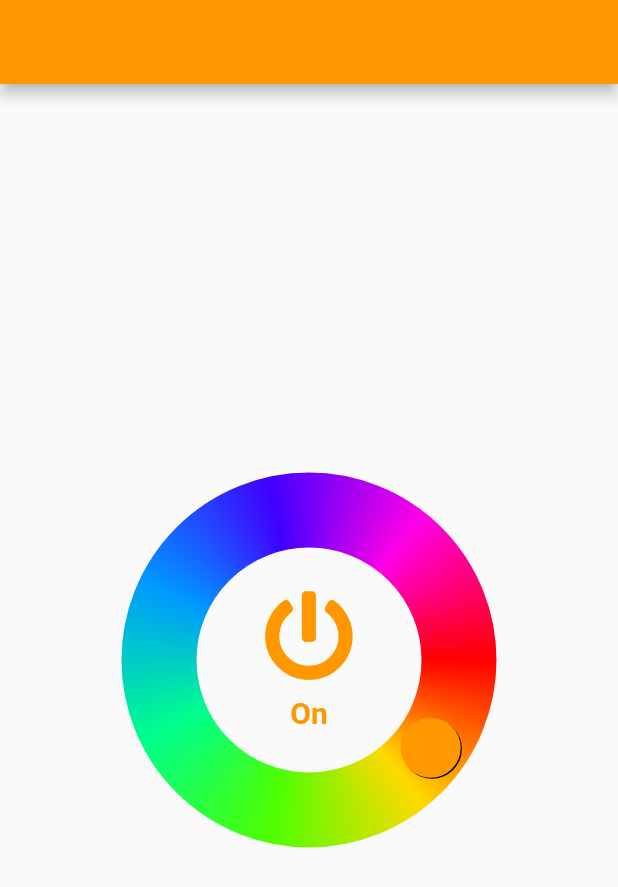
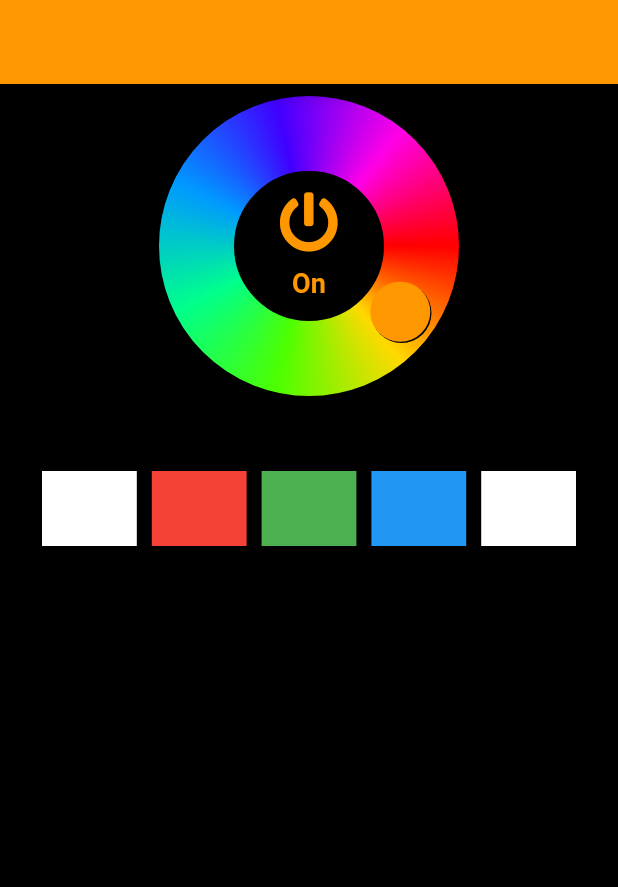
Before and after one commit to taylanyildiz/led_controller, a Flutter app: the screen it shows after launch, after a tap on "Off", on a phone screen of 412 x 824 dp. Shown: the top 887 px of the screen. Run offline on Flutter 3.47's test engine with Material 2 defaults, Android fonts, the phone set to English and light mode, and no system bars; our stand-ins replace font_awesome_flutter, get.

Commit message:
color picker box has been updated

```diff
--- a/lib/screens/home_screen.dart
+++ b/lib/screens/home_screen.dart
@@ -1,7 +1,7 @@
 import 'package:flutter/material.dart';
 import 'package:font_awesome_flutter/font_awesome_flutter.dart';
 import 'package:get/get.dart';
-import 'package:led_controller/widgets/widgets.dart';
+import '/widgets/widgets.dart';
 import '/controllers/controllers.dart';
 
 class HomeScreen extends GetView<HomeScreenController> {
@@ -12,18 +12,18 @@ class HomeScreen extends GetView<HomeScreenController> {
     return GetBuilder<HomeScreenController>(
       builder: (_) {
         return Scaffold(
+          backgroundColor: Colors.black,
           appBar: _buildAppBar,
-          body: Center(
-            child: Column(
-              mainAxisAlignment: MainAxisAlignment.center,
-              children: [
-                CircleColorPicker(
-                  strokeWidth: 50.0,
-                  size: const Size(250.0, 250.0),
-                  onChange: controller.changeColor,
-                  child: _buildOnOffButton,
-                ),
-              ],
+          body: SingleChildScrollView(
+            child: Padding(
+              padding: const EdgeInsets.all(8.0),
+              child: Column(
+                mainAxisAlignment: MainAxisAlignment.center,
+                children: [
+                  _buildCircleColorPicker,
+                  _buildColorPicker,
+                ],
+              ),
             ),
           ),
         );
@@ -34,6 +34,23 @@ class HomeScreen extends GetView<HomeScreenController> {
   AppBar get _buildAppBar {
     return AppBar(
       backgroundColor: controller.color,
+    );
+  }
+
+  Widget get _buildCircleColorPicker {
+    return CircleColorPicker(
+      strokeWidth: 50.0,
+      size: const Size(200.0, 200.0),
+      onChange: controller.changeColor,
+      child: _buildOnOffButton,
+      initialColor: controller.color,
+    );
+  }
+
+  Widget get _buildColorPicker {
+    return Padding(
+      padding: const EdgeInsets.symmetric(horizontal: 20.0, vertical: 50.0),
+      child: ColorPickerBox(onSelect: controller.changeColor),
     );
   }
 
@@ -48,7 +65,7 @@ class HomeScreen extends GetView<HomeScreenController> {
           children: [
             Icon(
               FontAwesomeIcons.powerOff,
-              size: 60.0,
+              size: 40.0,
               color: controller.color,
             ),
             const SizedBox(height: 10.0),
@@ -56,7 +73,7 @@ class HomeScreen extends GetView<HomeScreenController> {
               controller.ledOn ? "On" : "Off",
               style: TextStyle(
                 color: controller.color,
-                fontSize: 20.0,
+                fontSize: 18.0,
                 fontWeight: FontWeight.bold,
               ),
             ),
--- /dev/null
+++ b/lib/services/local_db_service.dart
@@ -0,0 +1,3 @@
+class LocaleDbService {
+  LocaleDbService._();
+}
--- a/lib/services/services.dart
+++ b/lib/services/services.dart
@@ -0,0 +1 @@
+export 'local_db_service.dart';
--- a/lib/widgets/circle_color_picker.dart
+++ b/lib/widgets/circle_color_picker.dart
@@ -60,6 +60,12 @@ class _CircleColorPickerState extends State<CircleColorPicker>
     );
     _offset = _CircleTween((minSize - strokeWidth) / 2).animate(_hueController);
     super.initState();
+  }
+
+  @override
+  void didUpdateWidget(covariant CircleColorPicker oldWidget) {
+    if (oldWidget.initialColor != widget.initialColor) {}
+    super.didUpdateWidget(oldWidget);
   }
 
   void _hueListener() {
--- /dev/null
+++ b/lib/widgets/color_picker_box.dart
@@ -0,0 +1,50 @@
+import 'package:flutter/material.dart';
+
+class ColorPickerBox extends StatelessWidget {
+  ColorPickerBox({
+    Key? key,
+    required this.onSelect,
+    double? height,
+  })  : height = height ?? 50.0,
+        super(key: key);
+
+  /// Container height. [double]
+  /// default value is 50.0
+  final double height;
+
+  /// Select color returns
+  final Function(Color color) onSelect;
+
+  final colors = <Color>[
+    Colors.white,
+    Colors.red,
+    Colors.green,
+    Colors.blue,
+    Colors.white,
+  ];
+
+  @override
+  Widget build(BuildContext context) {
+    return Container(
+      width: double.infinity,
+      height: height,
+      color: Colors.transparent,
+      child: GridView.builder(
+        gridDelegate: SliverGridDelegateWithFixedCrossAxisCount(
+          crossAxisCount: colors.length,
+          mainAxisSpacing: 10.0,
+          crossAxisSpacing: 10.0,
+        ),
+        itemCount: colors.length,
+        itemBuilder: (context, index) {
+          return GestureDetector(
+            onTap: () => onSelect.call(colors[index]),
+            child: Container(
+              color: colors[index],
+            ),
+          );
+        },
+      ),
+    );
+  }
+}
--- a/lib/widgets/widgets.dart
+++ b/lib/widgets/widgets.dart
@@ -1 +1,2 @@
 export 'circle_color_picker.dart';
+export 'color_picker_box.dart';
--- a/pubspec.yaml
+++ b/pubspec.yaml
@@ -14,6 +14,7 @@ dependencies:
   font_awesome_flutter: ^9.2.0
 
   get: ^4.6.1
+  get_storage: ^2.0.3
 
 dev_dependencies:
   flutter_test:
```
Also changed, not shown: pubspec.lock.
